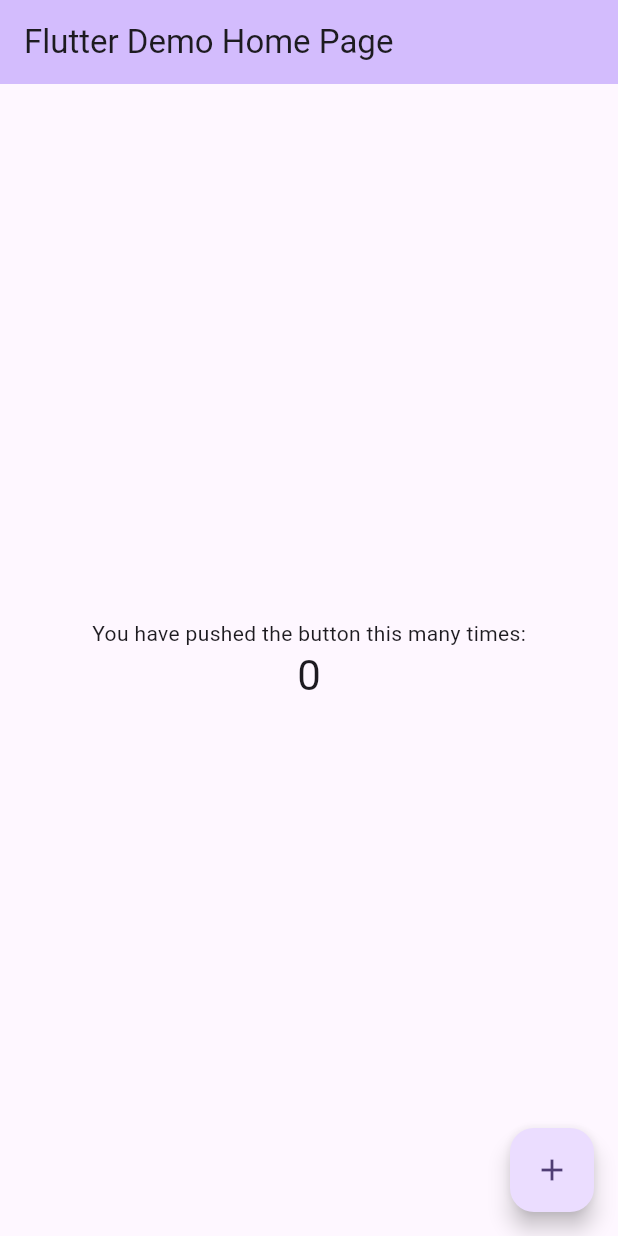
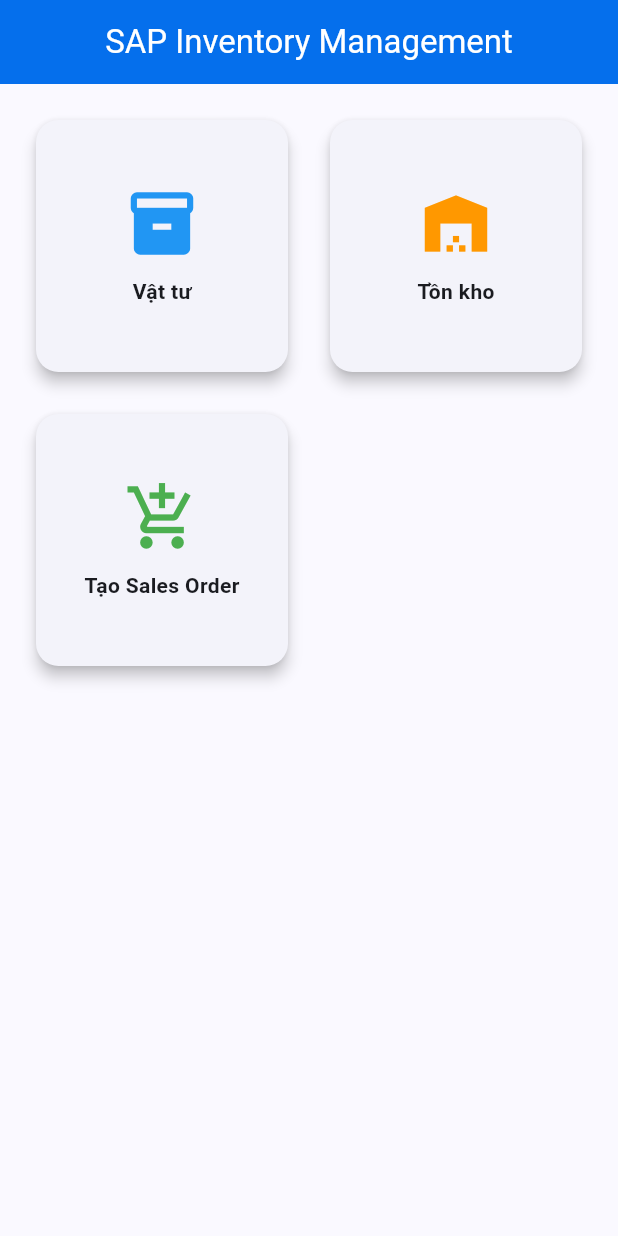
Before and after one commit to ngominhcuong/sap341_project, a Flutter app: the screen it shows after launch, on a phone screen of 412 x 824 dp. Run offline on Flutter 3.47's test engine with Material 3 defaults, Android fonts, the phone set to English and light mode, and no system bars.

Commit message:
create screen (menu, material list, stock list, create so)

```diff
--- a/lib/main.dart
+++ b/lib/main.dart
@@ -1,122 +1,45 @@
 import 'package:flutter/material.dart';
+// Import các màn hình và service của bạn (thay 'your_project_name' bằng tên project của bạn)
+import 'package:sap341/screen/menu.dart';
 
 void main() {
-  runApp(const MyApp());
+  runApp(const SAPInventoryApp());
 }
 
-class MyApp extends StatelessWidget {
-  const MyApp({super.key});
+class SAPInventoryApp extends StatelessWidget {
+  const SAPInventoryApp({super.key});
 
-  // This widget is the root of your application.
   @override
   Widget build(BuildContext context) {
     return MaterialApp(
-      title: 'Flutter Demo',
+      debugShowCheckedModeBanner: false, // Tắt nhãn Debug cho đẹp
+      title: 'SAP Inventory Management',
+
+      // Thiết lập Theme màu xanh chuẩn SAP (Fiori style)
       theme: ThemeData(
-        // This is the theme of your application.
-        //
-        // TRY THIS: Try running your application with "flutter run". You'll see
-        // the application has a purple toolbar. Then, without quitting the app,
-        // try changing the seedColor in the colorScheme below to Colors.green
-        // and then invoke "hot reload" (save your changes or press the "hot
-        // reload" button in a Flutter-supported IDE, or press "r" if you used
-        // the command line to start the app).
-        //
-        // Notice that the counter didn't reset back to zero; the application
-        // state is not lost during the reload. To reset the state, use hot
-        // restart instead.
-        //
-        // This works for code too, not just values: Most code changes can be
-        // tested with just a hot reload.
-        colorScheme: .fromSeed(seedColor: Colors.deepPurple),
+        useMaterial3: true,
+        colorScheme: ColorScheme.fromSeed(
+          seedColor: const Color(0xFF0070F2), // Màu xanh đặc trưng của SAP
+          brightness: Brightness.light,
+        ),
+        appBarTheme: const AppBarTheme(
+          backgroundColor: Color(0xFF0070F2),
+          foregroundColor: Colors.white,
+          centerTitle: true,
+          elevation: 2,
+        ),
+        // Làm đẹp các nút bấm
+        elevatedButtonTheme: ElevatedButtonThemeData(
+          style: ElevatedButton.styleFrom(
+            shape: RoundedRectangleBorder(
+              borderRadius: BorderRadius.circular(8),
+            ),
+          ),
+        ),
       ),
-      home: const MyHomePage(title: 'Flutter Demo Home Page'),
+
+      // Màn hình khởi đầu là MainMenuScreen thay vì MyHomePage
+      home: MainMenuScreen(),
     );
   }
 }
-
-class MyHomePage extends StatefulWidget {
-  const MyHomePage({super.key, required this.title});
-
-  // This widget is the home page of your application. It is stateful, meaning
-  // that it has a State object (defined below) that contains fields that affect
-  // how it looks.
-
-  // This class is the configuration for the state. It holds the values (in this
-  // case the title) provided by the parent (in this case the App widget) and
-  // used by the build method of the State. Fields in a Widget subclass are
-  // always marked "final".
-
-  final String title;
-
-  @override
-  State<MyHomePage> createState() => _MyHomePageState();
-}
-
-class _MyHomePageState extends State<MyHomePage> {
-  int _counter = 0;
-
-  void _incrementCounter() {
-    setState(() {
-      // This call to setState tells the Flutter framework that something has
-      // changed in this State, which causes it to rerun the build method below
-      // so that the display can reflect the updated values. If we changed
-      // _counter without calling setState(), then the build method would not be
-      // called again, and so nothing would appear to happen.
-      _counter++;
-    });
-  }
-
-  @override
-  Widget build(BuildContext context) {
-    // This method is rerun every time setState is called, for instance as done
-    // by the _incrementCounter method above.
-    //
-    // The Flutter framework has been optimized to make rerunning build methods
-    // fast, so that you can just rebuild anything that needs updating rather
-    // than having to individually change instances of widgets.
-    return Scaffold(
-      appBar: AppBar(
-        // TRY THIS: Try changing the color here to a specific color (to
-        // Colors.amber, perhaps?) and trigger a hot reload to see the AppBar
-        // change color while the other colors stay the same.
-        backgroundColor: Theme.of(context).colorScheme.inversePrimary,
-        // Here we take the value from the MyHomePage object that was created by
-        // the App.build method, and use it to set our appbar title.
-        title: Text(widget.title),
-      ),
-      body: Center(
-        // Center is a layout widget. It takes a single child and positions it
-        // in the middle of the parent.
-        child: Column(
-          // Column is also a layout widget. It takes a list of children and
-          // arranges them vertically. By default, it sizes itself to fit its
-          // children horizontally, and tries to be as tall as its parent.
-          //
-          // Column has various properties to control how it sizes itself and
-          // how it positions its children. Here we use mainAxisAlignment to
-          // center the children vertically; the main axis here is the vertical
-          // axis because Columns are vertical (the cross axis would be
-          // horizontal).
-          //
-          // TRY THIS: Invoke "debug painting" (choose the "Toggle Debug Paint"
-          // action in the IDE, or press "p" in the console), to see the
-          // wireframe for each widget.
-          mainAxisAlignment: .center,
-          children: [
-            const Text('You have pushed the button this many times:'),
-            Text(
-              '$_counter',
-              style: Theme.of(context).textTheme.headlineMedium,
-            ),
-          ],
-        ),
-      ),
-      floatingActionButton: FloatingActionButton(
-        onPressed: _incrementCounter,
-        tooltip: 'Increment',
-        child: const Icon(Icons.add),
-      ),
-    );
-  }
-}
--- /dev/null
+++ b/lib/screen/menu.dart
@@ -0,0 +1,69 @@
+import 'package:flutter/material.dart';
+import 'package:sap341/screen/material_list.dart';
+import 'package:sap341/screen/stock.dart';
+import 'package:sap341/screen/create_so.dart';
+
+class MainMenuScreen extends StatelessWidget {
+  @override
+  Widget build(BuildContext context) {
+    return Scaffold(
+      appBar: AppBar(title: Text('SAP Inventory Management')),
+      body: GridView.count(
+        padding: EdgeInsets.all(20),
+        crossAxisCount: 2,
+        crossAxisSpacing: 20,
+        mainAxisSpacing: 20,
+        children: [
+          _buildMenuItem(
+            context,
+            'Vật tư',
+            Icons.inventory,
+            Colors.blue,
+            MaterialListScreen(),
+          ),
+          _buildMenuItem(
+            context,
+            'Tồn kho',
+            Icons.warehouse,
+            Colors.orange,
+            StockScreen(),
+          ),
+          _buildMenuItem(
+            context,
+            'Tạo Sales Order',
+            Icons.add_shopping_cart,
+            Colors.green,
+            CreateSOScreen(),
+          ),
+        ],
+      ),
+    );
+  }
+
+  Widget _buildMenuItem(
+    BuildContext context,
+    String title,
+    IconData icon,
+    Color color,
+    Widget nextScreen,
+  ) {
+    return InkWell(
+      onTap: () => Navigator.push(
+        context,
+        MaterialPageRoute(builder: (c) => nextScreen),
+      ),
+      child: Card(
+        elevation: 4,
+        shape: RoundedRectangleBorder(borderRadius: BorderRadius.circular(15)),
+        child: Column(
+          mainAxisAlignment: MainAxisAlignment.center,
+          children: [
+            Icon(icon, size: 50, color: color),
+            SizedBox(height: 10),
+            Text(title, style: TextStyle(fontWeight: FontWeight.bold)),
+          ],
+        ),
+      ),
+    );
+  }
+}
--- a/pubspec.yaml
+++ b/pubspec.yaml
@@ -2,7 +2,7 @@
 description: "A new Flutter project."
 # The following line prevents the package from being accidentally published to
 # pub.dev using `flutter pub publish`. This is preferred for private packages.
-publish_to: 'none' # Remove this line if you wish to publish to pub.dev
+publish_to: "none" # Remove this line if you wish to publish to pub.dev
 
 # The following defines the version and build number for your application.
 # A version number is three numbers separated by dots, like 1.2.43
@@ -30,6 +30,8 @@
 dependencies:
   flutter:
     sdk: flutter
+  http: ^1.1.0
+  intl: ^0.18.1
 
   # The following adds the Cupertino Icons font to your application.
   # Use with the CupertinoIcons class for iOS style icons.
@@ -51,7 +53,6 @@
 
 # The following section is specific to Flutter packages.
 flutter:
-
   # The following line ensures that the Material Icons font is
   # included with your application, so that you can use the icons in
   # the material Icons class.
```
Also changed, not shown: lib/model/Material.dart (added, +26 -0 lines), lib/model/SalesOrder.dart (added, +50 -0 lines), lib/model/Stock.dart (added, +29 -0 lines), lib/screen/create_so.dart (added, +108 -0 lines), lib/screen/material_list.dart (added, +66 -0 lines), lib/screen/stock.dart (added, +43 -0 lines), lib/service/ODataService.dart (added, +140 -0 lines), pubspec.lock.
